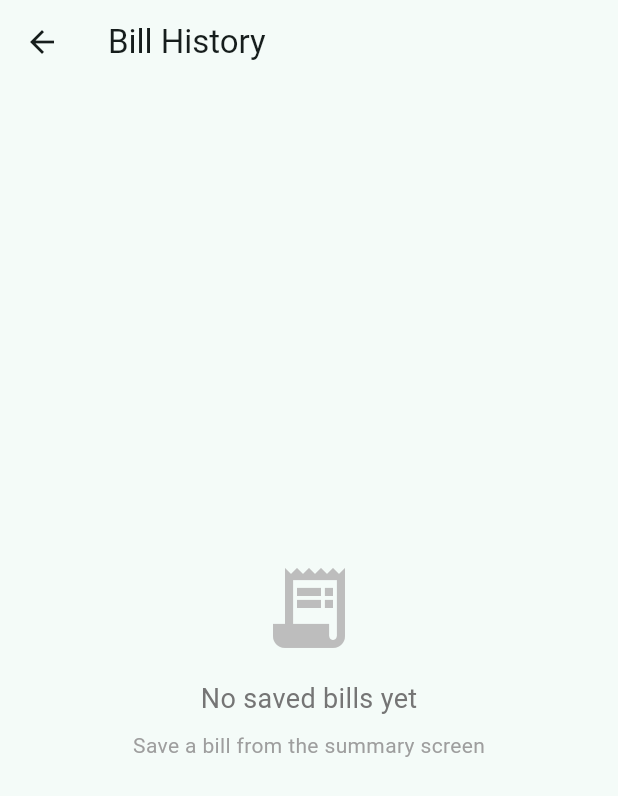
After one commit to jasrmg/Juan-by-Juan, a Flutter app: the screen it shows after launch, after a tap on the "history" icon, on a phone screen of 412 x 824 dp. The commit adds this screen. Shown: the top 796 px of the screen. Run offline on Flutter 3.47's test engine with Material 3 defaults, Android fonts, the phone set to English and light mode, and no system bars; our stand-ins replace flutter_dotenv, get, sqflite; accounts and stored records are empty.

Commit message:
feat: implement bill history with list, view and delete functionality

```diff
--- a/lib/core/configurations/routes.dart
+++ b/lib/core/configurations/routes.dart
@@ -10,6 +10,9 @@ import 'package:juan_by_juan/features/pages/split/split_page.dart';
 
 import 'package:juan_by_juan/features/pages/summary/summary_binding.dart';
 import 'package:juan_by_juan/features/pages/summary/summary_page.dart';
+
+import 'package:juan_by_juan/features/pages/history/history_binding.dart';
+import 'package:juan_by_juan/features/pages/history/history_page.dart';
 
 /// centralized route management for the app
 /// all nagivation paths are defined for consistency
@@ -54,5 +57,10 @@ class AppPages {
       page: () => const SummaryPage(),
       binding: SummaryBinding(),
     ),
+    GetPage(
+      name: AppRoutes.history,
+      page: () => const HistoryPage(),
+      binding: HistoryBinding(),
+    ),
   ];
 }
--- /dev/null
+++ b/lib/features/pages/history/history_binding.dart
@@ -0,0 +1,10 @@
+import 'package:get/get.dart';
+import 'package:juan_by_juan/features/pages/history/history_controller.dart';
+
+/// binding for history screen sets up dep for history page
+class HistoryBinding extends Bindings {
+  @override
+  void dependencies() {
+    Get.lazyPut(() => HistoryController());
+  }
+}
--- /dev/null
+++ b/lib/features/pages/history/history_controller.dart
@@ -0,0 +1,73 @@
+import 'package:flutter/material.dart';
+import 'package:get/get.dart';
+import 'package:juan_by_juan/core/data/database_helper.dart';
+import 'package:juan_by_juan/core/models/bill_model.dart';
+
+/// controller for history screen
+/// manages loading and displaying saved bills
+class HistoryController extends GetxController {
+  // observable list of bills
+  final bills = <BillModel>[].obs;
+
+  // loading state
+  final isLoading = false.obs;
+
+  @override
+  void onInit() {
+    super.onInit();
+    loadBills();
+  }
+
+  /// load all bills from database
+  Future<void> loadBills() async {
+    isLoading.value = true;
+
+    try {
+      final db = DatabaseHelper();
+      final billMaps = await db.getAllBills();
+
+      bills.value = billMaps.map((map) => BillModel.fromMap(map)).toList();
+    } catch (e) {
+      Get.snackbar(
+        'Load Failed',
+        'Failed to load bills',
+        snackPosition: SnackPosition.TOP,
+        backgroundColor: Colors.red.shade100,
+        colorText: Colors.red.shade900,
+      );
+    } finally {
+      isLoading.value = false;
+    }
+  }
+
+  /// delete a bill
+  Future<void> deleteBill(int billId, String billName) async {
+    try {
+      final db = DatabaseHelper();
+      await db.deleteBill(billId);
+
+      // remove from list
+      bills.removeWhere((bill) => bill.id == billId);
+
+      Get.snackbar(
+        'Bill Deleted',
+        '"$billName" has been deleted',
+        snackPosition: SnackPosition.TOP,
+        duration: const Duration(seconds: 2),
+      );
+    } catch (e) {
+      Get.snackbar(
+        'Delete Failed',
+        'Failed to delete bill',
+        snackPosition: SnackPosition.TOP,
+        backgroundColor: Colors.red.shade100,
+        colorText: Colors.red.shade900,
+      );
+    }
+  }
+
+  /// open a saved bill (view-only)
+  void openBill(BillModel bill) {
+    // open bill functionalities...
+  }
+}
--- /dev/null
+++ b/lib/features/pages/history/history_page.dart
@@ -0,0 +1,98 @@
+import 'package:flutter/material.dart';
+import 'package:get/get.dart';
+import 'package:juan_by_juan/features/pages/history/history_controller.dart';
+import 'package:juan_by_juan/utils/currency_formatter.dart';
+
+/// history screen showing list of saved bills
+class HistoryPage extends GetView<HistoryController> {
+  const HistoryPage({super.key});
+
+  @override
+  Widget build(BuildContext context) {
+    return Scaffold(
+      appBar: AppBar(title: const Text('Bill History')),
+      body: Obx(() {
+        if (controller.isLoading.value) {
+          return const Center(child: CircularProgressIndicator());
+        }
+
+        if (controller.bills.isEmpty) {
+          return Center(
+            child: Column(
+              mainAxisAlignment: MainAxisAlignment.center,
+              children: [
+                Icon(Icons.receipt_long, size: 64, color: Colors.grey[400]),
+                const SizedBox(height: 16),
+                Text(
+                  'No saved bills yet',
+                  style: TextStyle(fontSize: 18, color: Colors.grey[600]),
+                ),
+                const SizedBox(height: 8),
+                Text(
+                  'Save a bill from the summary screen',
+                  style: TextStyle(color: Colors.grey[500]),
+                ),
+              ],
+            ),
+          );
+        }
+        return ListView.builder(
+          padding: const EdgeInsets.all(16),
+          itemCount: controller.bills.length,
+          itemBuilder: (context, index) {
+            final bill = controller.bills[index];
+
+            return Card(
+              margin: const EdgeInsets.only(bottom: 12),
+              child: ListTile(
+                leading: CircleAvatar(
+                  backgroundColor: Colors.teal,
+                  child: const Icon(Icons.receipt, color: Colors.white),
+                ),
+                title: Text(
+                  bill.name,
+                  style: const TextStyle(fontWeight: FontWeight.bold),
+                ),
+                subtitle: Text(bill.formattedDate),
+                trailing: Text(
+                  CurrencyFormatter.format(bill.totalAmount),
+                  style: const TextStyle(
+                    fontSize: 16,
+                    fontWeight: FontWeight.bold,
+                  ),
+                ),
+                onTap: () => controller.openBill(bill),
+                onLongPress: () => _showDeleteDialog(context, bill),
+              ),
+            );
+          },
+        );
+      }),
+    );
+  }
+
+  /// show delete confirmation dialog
+  void _showDeleteDialog(BuildContext context, bill) {
+    showDialog(
+      context: context,
+      builder: (context) => AlertDialog(
+        title: const Text('Delete Bill'),
+        content: Text('Delete "${bill.name}"?'),
+        actions: [
+          TextButton(onPressed: () => Get.back(), child: const Text('Cancel')),
+          ElevatedButton(
+            onPressed: () {
+              Get.back();
+              controller.deleteBill(bill.id!, bill.name);
+            },
+            style: ElevatedButton.styleFrom(
+              backgroundColor: Colors.red,
+              foregroundColor: Colors.white,
+            ),
+            child: const Text('Delete'),
+          ),
+        ],
+      ),
+    );
+  }
+}
--- a/lib/features/pages/items/items_page.dart
+++ b/lib/features/pages/items/items_page.dart
@@ -1,6 +1,7 @@
 import 'package:flutter/material.dart';
 import 'package:flutter/services.dart';
 import 'package:get/get.dart';
+import 'package:juan_by_juan/core/configurations/routes.dart';
 import 'package:juan_by_juan/features/pages/items/items_controller.dart';
 
 /// items screen - first step
@@ -11,7 +12,16 @@ class ItemsPage extends GetView<ItemsController> {
   @override
   Widget build(BuildContext context) {
     return Scaffold(
-      appBar: AppBar(title: const Text('Add Items'), centerTitle: true),
+      appBar: AppBar(
+        title: const Text('Add Items'),
+        actions: [
+          IconButton(
+            icon: const Icon(Icons.history),
+            onPressed: () => Get.toNamed(AppRoutes.history),
+            tooltip: 'Bill History',
+          ),
+        ],
+      ),
       body: Padding(
         padding: const EdgeInsets.all(16.0),
         child: Column(
```
